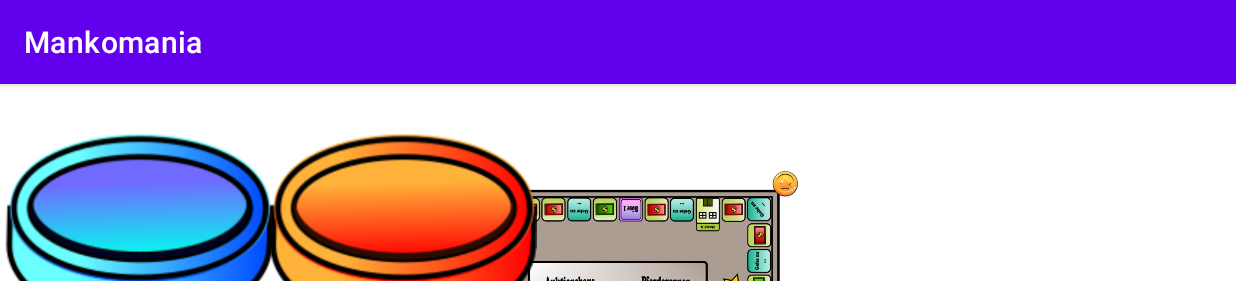
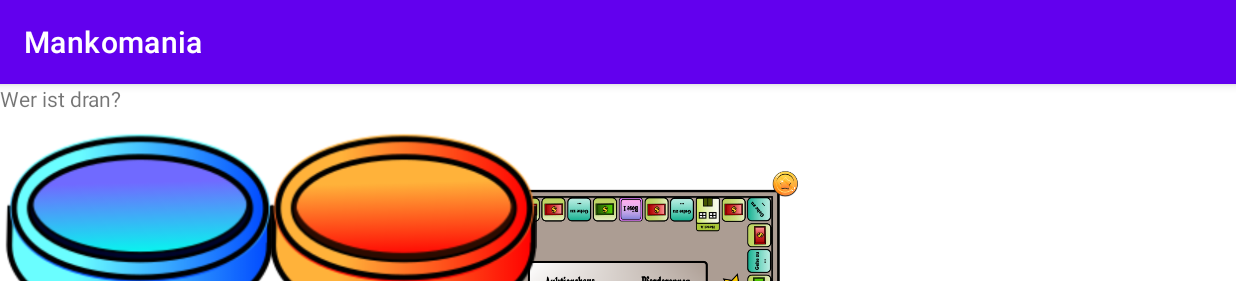
Before and after one commit to se-ii-mankomania/mankomania-app, an Android app: the Board screen opened directly, with no data from a screen before it, on a phone screen of 824 x 412 dp (held sideways). Shown: the top 281 px of the screen. Run offline under Robolectric (Android 15) with nearby library versions, the phone set to English and light mode, and no system bars.

Commit message:
updated of Service and Observers

```diff
--- a/app/src/main/java/com/example/mankomania/api/Session.java
+++ b/app/src/main/java/com/example/mankomania/api/Session.java
@@ -9,7 +9,7 @@ import java.util.UUID;
 public class Session {
     private final UUID userId;
     private final String email;
-    private final Color color;
+    private Color color;
     private final int currentPosition;
     private final int balance;
     private final int amountKVShares;
@@ -40,7 +40,7 @@ public class Session {
     public int getCurrentPosition() {
         return currentPosition;
     }
-    public Color getColor(){return color;}
+    public Color getColor(){return this.color;}
 
     @NonNull
     @Override
--- a/app/src/main/java/com/example/mankomania/api/SessionAPI.java
+++ b/app/src/main/java/com/example/mankomania/api/SessionAPI.java
@@ -1,4 +1,6 @@
 package com.example.mankomania.api;
+
+import android.util.Log;
 
 import androidx.annotation.NonNull;
 
@@ -163,13 +165,15 @@ public class SessionAPI {
                                 UUID userid = UUID.fromString(jsonSession.getString("userid"));
                                 String email = jsonSession.getString("email");
                                 String colorString=jsonSession.getString("color");
+                                Log.wtf("HAAALLLOOOOO",colorString);
                                 Color color = convertToEnums(colorString);
+                                Log.wtf("HAAALLLOOOOOOOENUM", Objects.requireNonNull(color).toString());
                                 int currentPosition = jsonSession.getInt("currentposition");
                                 int balance = jsonSession.getInt("balance");
                                 boolean isPlayersTurn = jsonSession.getBoolean("isplayersturn");
 
                                 Session session = new Session(userid, email, color, currentPosition, balance, 0, 0, 0, isPlayersTurn);
-                                SessionStatusService sessionStatusService = new SessionStatusService();
+                                SessionStatusService sessionStatusService = SessionStatusService.getInstance();
                                 sessionStatusService.notifyUpdatesInSession(session, userid);
                                 sessions.put(userid, session);
 
--- a/app/src/main/java/com/example/mankomania/api/SessionStatusService.java
+++ b/app/src/main/java/com/example/mankomania/api/SessionStatusService.java
@@ -30,7 +30,14 @@ public class SessionStatusService extends Service {
     private String token;
     private UUID lobbyId;
 
-    public SessionStatusService() {}
+    private static SessionStatusService instance;
+
+    public static SessionStatusService getInstance() {
+        if (instance == null) {
+            instance = new SessionStatusService();
+        }
+        return instance;
+    }
 
     @Override
     public void onCreate() {
--- a/app/src/main/java/com/example/mankomania/screens/Board.java
+++ b/app/src/main/java/com/example/mankomania/screens/Board.java
@@ -7,6 +7,7 @@ import android.view.MotionEvent;
 import android.view.View;
 import android.widget.Button;
 import android.widget.ImageView;
+import android.widget.TextView;
 
 import androidx.activity.EdgeToEdge;
 import androidx.activity.OnBackPressedCallback;
@@ -34,6 +35,17 @@ public class Board extends AppCompatActivity {
         super.onCreate(savedInstanceState);
         EdgeToEdge.enable(this);
         setContentView(R.layout.activity_board);
+
+        Intent sessionStatusServiceIntent=new Intent(this, SessionStatusService.class);
+        startService(sessionStatusServiceIntent);
+
+        TextView currentPlayer=findViewById(R.id.textView);
+        SessionStatusService sessionStatusService = SessionStatusService.getInstance();
+        sessionStatusService.registerObserver((SessionStatusService.PlayersTurnObserver) (color, newTurn) -> {
+            runOnUiThread(() -> {
+                currentPlayer.setText(color);
+            });
+        });
 
 
         ZoomLayout zoomLayout = findViewById(R.id.zoom_linear_layout);
--- a/app/src/main/java/com/example/mankomania/screens/ChooseYourCharacter.java
+++ b/app/src/main/java/com/example/mankomania/screens/ChooseYourCharacter.java
@@ -177,6 +177,7 @@ public class ChooseYourCharacter extends AppCompatActivity implements SessionAPI
     public void onSetColorSuccess(String successMessage) {
         //Session beitreten
         stopRepeatingTask();
+
         Intent startGameWithChosenCharacter=new Intent(ChooseYourCharacter.this, Board.class);
         startActivity(startGameWithChosenCharacter);
     }
--- a/app/src/main/java/com/example/mankomania/screens/GameScore.java
+++ b/app/src/main/java/com/example/mankomania/screens/GameScore.java
@@ -20,8 +20,6 @@ import com.example.mankomania.api.Lobby;
 import com.example.mankomania.api.LobbyAPI;
 
 import com.example.mankomania.api.SessionAPI;
-import com.example.mankomania.api.SessionStatusService;
-import com.example.mankomania.api.Status;
 
 import java.util.List;
 import java.util.UUID;
@@ -123,9 +121,6 @@ public class GameScore extends AppCompatActivity implements SessionAPI.JoinSessi
         editor.putString("lobbyid", selectedLobbyId.toString());
         editor.apply();
 
-        Intent sessionStatusServiceIntent=new Intent(this, SessionStatusService.class);
-        startService(sessionStatusServiceIntent);
-
         Intent chooseYourCharacterIntent = new Intent(GameScore.this, ChooseYourCharacter.class);
         startActivity(chooseYourCharacterIntent);
     }
--- a/app/src/main/res/layout/activity_board.xml
+++ b/app/src/main/res/layout/activity_board.xml
@@ -54,6 +54,12 @@
                     android:src="@drawable/spielfigurrot">
                 </ImageView>
 
+                <TextView
+                    android:id="@+id/textView"
+                    android:layout_width="wrap_content"
+                    android:layout_height="wrap_content"
+                    android:text="@string/CurrentPlayer" />
+
             </FrameLayout>
         </com.example.mankomania.screens.ZoomLayout>
 
```
